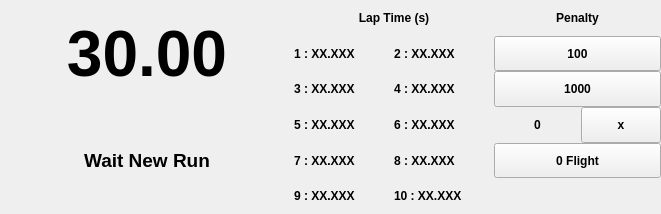
Above: F3FChrono/gui/WChrono.ui from jomarin38/F3FChrono before the change. Below: the same form after it.
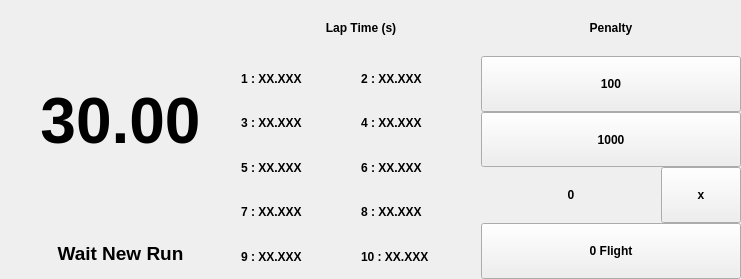
That is the form after the change.

Commit message: Changing layouts to get more space for the penalties buttons

Patch:
```diff
--- a/F3FChrono/gui/WChrono.ui
+++ b/F3FChrono/gui/WChrono.ui
@@ -6,8 +6,8 @@
    <rect>
     <x>0</x>
     <y>0</y>
-    <width>661</width>
-    <height>214</height>
+    <width>741</width>
+    <height>279</height>
    </rect>
   </property>
   <property name="sizePolicy">
@@ -39,15 +39,23 @@
     <number>0</number>
    </property>
    <item>
-    <layout class="QHBoxLayout" name="horizontalLayout">
-     <property name="sizeConstraint">
-      <enum>QLayout::SetMinAndMaxSize</enum>
-     </property>
-     <item>
       <layout class="QVBoxLayout" name="verticalLayout">
        <property name="sizeConstraint">
         <enum>QLayout::SetMinAndMaxSize</enum>
        </property>
+     <item>
+      <spacer name="verticalSpacer_2">
+       <property name="orientation">
+        <enum>Qt::Vertical</enum>
+       </property>
+       <property name="sizeHint" stdset="0">
+        <size>
+         <width>20</width>
+         <height>40</height>
+        </size>
+       </property>
+      </spacer>
+     </item>
        <item>
         <widget class="QLabel" name="Time_label">
          <property name="sizePolicy">
@@ -71,10 +79,23 @@
          </property>
         </widget>
        </item>
+     <item>
+      <spacer name="verticalSpacer">
+       <property name="orientation">
+        <enum>Qt::Vertical</enum>
+       </property>
+       <property name="sizeHint" stdset="0">
+        <size>
+         <width>20</width>
+         <height>40</height>
+        </size>
+       </property>
+      </spacer>
+     </item>
        <item>
         <widget class="QLabel" name="Status">
          <property name="sizePolicy">
-          <sizepolicy hsizetype="Expanding" vsizetype="Expanding">
+        <sizepolicy hsizetype="Preferred" vsizetype="Preferred">
            <horstretch>0</horstretch>
            <verstretch>0</verstretch>
           </sizepolicy>
@@ -100,15 +121,35 @@
          </property>
         </widget>
        </item>
+     <item>
+      <widget class="QLabel" name="nullFlightLabel">
+       <property name="sizePolicy">
+        <sizepolicy hsizetype="Preferred" vsizetype="Preferred">
+         <horstretch>0</horstretch>
+         <verstretch>0</verstretch>
+        </sizepolicy>
+       </property>
+       <property name="font">
+        <font>
+         <pointsize>9</pointsize>
+         <weight>75</weight>
+         <bold>true</bold>
+        </font>
+       </property>
+       <property name="text">
+        <string/>
+       </property>
+       <property name="alignment">
+        <set>Qt::AlignCenter</set>
+       </property>
+      </widget>
+     </item>
       </layout>
      </item>
      <item>
-      <layout class="QGridLayout" name="gridLayout">
-       <property name="sizeConstraint">
-        <enum>QLayout::SetMinAndMaxSize</enum>
-       </property>
-       <item row="4" column="2">
-        <widget class="QPushButton" name="nullFlight">
+    <layout class="QVBoxLayout" name="verticalLayout_5" stretch="1,4">
+     <item>
+      <widget class="QLabel" name="LapTimeLabel">
          <property name="sizePolicy">
           <sizepolicy hsizetype="Expanding" vsizetype="Expanding">
            <horstretch>0</horstretch>
@@ -119,42 +160,36 @@
           <font>
            <pointsize>9</pointsize>
            <weight>75</weight>
+         <italic>false</italic>
            <bold>true</bold>
           </font>
          </property>
          <property name="text">
-          <string>0 Flight</string>
-         </property>
-        </widget>
-       </item>
-       <item row="2" column="1">
-        <widget class="QLabel" name="Lap4">
+        <string>Lap Time (s)</string>
+       </property>
+       <property name="alignment">
+        <set>Qt::AlignCenter</set>
+       </property>
+      </widget>
+     </item>
+     <item>
+      <layout class="QHBoxLayout" name="horizontalLayout">
+       <item>
+        <layout class="QVBoxLayout" name="verticalLayout_4">
+         <item>
+          <widget class="QLabel" name="Lap1">
          <property name="sizePolicy">
           <sizepolicy hsizetype="Expanding" vsizetype="Expanding">
            <horstretch>0</horstretch>
            <verstretch>0</verstretch>
           </sizepolicy>
          </property>
-         <property name="font">
-          <font>
-           <pointsize>9</pointsize>
-           <weight>75</weight>
-           <bold>true</bold>
-          </font>
-         </property>
-         <property name="text">
-          <string>4 : XX.XXX</string>
-         </property>
-        </widget>
-       </item>
-       <item row="1" column="2">
-        <widget class="QPushButton" name="btn_penalty_100">
-         <property name="sizePolicy">
-          <sizepolicy hsizetype="Minimum" vsizetype="Expanding">
-           <horstretch>0</horstretch>
-           <verstretch>0</verstretch>
-          </sizepolicy>
-         </property>
+           <property name="minimumSize">
+            <size>
+             <width>100</width>
+             <height>0</height>
+            </size>
+           </property>
          <property name="font">
           <font>
            <pointsize>9</pointsize>
@@ -163,31 +198,11 @@
           </font>
          </property>
          <property name="text">
-          <string>100</string>
+            <string>1 : XX.XXX</string>
          </property>
         </widget>
        </item>
-       <item row="3" column="1">
-        <widget class="QLabel" name="Lap6">
-         <property name="sizePolicy">
-          <sizepolicy hsizetype="Expanding" vsizetype="Expanding">
-           <horstretch>0</horstretch>
-           <verstretch>0</verstretch>
-          </sizepolicy>
-         </property>
-         <property name="font">
-          <font>
-           <pointsize>9</pointsize>
-           <weight>75</weight>
-           <bold>true</bold>
-          </font>
-         </property>
-         <property name="text">
-          <string>6 : XX.XXX</string>
-         </property>
-        </widget>
-       </item>
-       <item row="2" column="0">
+         <item>
         <widget class="QLabel" name="Lap3">
          <property name="sizePolicy">
           <sizepolicy hsizetype="Expanding" vsizetype="Expanding">
@@ -207,50 +222,7 @@
          </property>
         </widget>
        </item>
-       <item row="0" column="2">
-        <widget class="QLabel" name="penaltyLabel">
-         <property name="sizePolicy">
-          <sizepolicy hsizetype="Expanding" vsizetype="Expanding">
-           <horstretch>0</horstretch>
-           <verstretch>0</verstretch>
-          </sizepolicy>
-         </property>
-         <property name="font">
-          <font>
-           <pointsize>9</pointsize>
-           <weight>75</weight>
-           <bold>true</bold>
-          </font>
-         </property>
-         <property name="text">
-          <string>Penalty</string>
-         </property>
-         <property name="alignment">
-          <set>Qt::AlignCenter</set>
-         </property>
-        </widget>
-       </item>
-       <item row="2" column="2">
-        <widget class="QPushButton" name="btn_penalty_1000">
-         <property name="sizePolicy">
-          <sizepolicy hsizetype="Expanding" vsizetype="Expanding">
-           <horstretch>0</horstretch>
-           <verstretch>0</verstretch>
-          </sizepolicy>
-         </property>
-         <property name="font">
-          <font>
-           <pointsize>9</pointsize>
-           <weight>75</weight>
-           <bold>true</bold>
-          </font>
-         </property>
-         <property name="text">
-          <string>1000</string>
-         </property>
-        </widget>
-       </item>
-       <item row="3" column="0">
+         <item>
         <widget class="QLabel" name="Lap5">
          <property name="sizePolicy">
           <sizepolicy hsizetype="Expanding" vsizetype="Expanding">
@@ -270,7 +242,27 @@
          </property>
         </widget>
        </item>
-       <item row="5" column="0">
+         <item>
+          <widget class="QLabel" name="Lap7">
+           <property name="sizePolicy">
+            <sizepolicy hsizetype="Expanding" vsizetype="Expanding">
+             <horstretch>0</horstretch>
+             <verstretch>0</verstretch>
+            </sizepolicy>
+           </property>
+           <property name="font">
+            <font>
+             <pointsize>9</pointsize>
+             <weight>75</weight>
+             <bold>true</bold>
+            </font>
+           </property>
+           <property name="text">
+            <string>7 : XX.XXX</string>
+           </property>
+          </widget>
+         </item>
+         <item>
         <widget class="QLabel" name="Lap9">
          <property name="sizePolicy">
           <sizepolicy hsizetype="Expanding" vsizetype="Expanding">
@@ -290,31 +282,11 @@
          </property>
         </widget>
        </item>
-       <item row="0" column="0" colspan="2">
-        <widget class="QLabel" name="LapTimeLabel">
-         <property name="sizePolicy">
-          <sizepolicy hsizetype="Expanding" vsizetype="Expanding">
-           <horstretch>0</horstretch>
-           <verstretch>0</verstretch>
-          </sizepolicy>
-         </property>
-         <property name="font">
-          <font>
-           <pointsize>9</pointsize>
-           <weight>75</weight>
-           <italic>false</italic>
-           <bold>true</bold>
-          </font>
-         </property>
-         <property name="text">
-          <string>Lap Time (s)</string>
-         </property>
-         <property name="alignment">
-          <set>Qt::AlignCenter</set>
-         </property>
-        </widget>
+        </layout>
        </item>
-       <item row="1" column="1">
+       <item>
+        <layout class="QVBoxLayout" name="verticalLayout_3">
+         <item>
         <widget class="QLabel" name="Lap2">
          <property name="sizePolicy">
           <sizepolicy hsizetype="Expanding" vsizetype="Expanding">
@@ -340,7 +312,47 @@
          </property>
         </widget>
        </item>
-       <item row="4" column="1">
+         <item>
+          <widget class="QLabel" name="Lap4">
+           <property name="sizePolicy">
+            <sizepolicy hsizetype="Expanding" vsizetype="Expanding">
+             <horstretch>0</horstretch>
+             <verstretch>0</verstretch>
+            </sizepolicy>
+           </property>
+           <property name="font">
+            <font>
+             <pointsize>9</pointsize>
+             <weight>75</weight>
+             <bold>true</bold>
+            </font>
+           </property>
+           <property name="text">
+            <string>4 : XX.XXX</string>
+           </property>
+          </widget>
+         </item>
+         <item>
+          <widget class="QLabel" name="Lap6">
+           <property name="sizePolicy">
+            <sizepolicy hsizetype="Expanding" vsizetype="Expanding">
+             <horstretch>0</horstretch>
+             <verstretch>0</verstretch>
+            </sizepolicy>
+           </property>
+           <property name="font">
+            <font>
+             <pointsize>9</pointsize>
+             <weight>75</weight>
+             <bold>true</bold>
+            </font>
+           </property>
+           <property name="text">
+            <string>6 : XX.XXX</string>
+           </property>
+          </widget>
+         </item>
+         <item>
         <widget class="QLabel" name="Lap8">
          <property name="sizePolicy">
           <sizepolicy hsizetype="Expanding" vsizetype="Expanding">
@@ -360,33 +372,7 @@
          </property>
         </widget>
        </item>
-       <item row="1" column="0">
-        <widget class="QLabel" name="Lap1">
-         <property name="sizePolicy">
-          <sizepolicy hsizetype="Expanding" vsizetype="Expanding">
-           <horstretch>0</horstretch>
-           <verstretch>0</verstretch>
-          </sizepolicy>
-         </property>
-         <property name="minimumSize">
-          <size>
-           <width>100</width>
-           <height>0</height>
-          </size>
-         </property>
-         <property name="font">
-          <font>
-           <pointsize>9</pointsize>
-           <weight>75</weight>
-           <bold>true</bold>
-          </font>
-         </property>
-         <property name="text">
-          <string>1 : XX.XXX</string>
-         </property>
-        </widget>
-       </item>
-       <item row="5" column="1">
+         <item>
         <widget class="QLabel" name="Lap10">
          <property name="sizePolicy">
           <sizepolicy hsizetype="Expanding" vsizetype="Expanding">
@@ -406,7 +392,78 @@
          </property>
         </widget>
        </item>
-       <item row="3" column="2">
+        </layout>
+       </item>
+      </layout>
+     </item>
+    </layout>
+   </item>
+   <item>
+    <layout class="QVBoxLayout" name="verticalLayout_2">
+     <item>
+      <widget class="QLabel" name="penaltyLabel">
+       <property name="sizePolicy">
+        <sizepolicy hsizetype="Expanding" vsizetype="Expanding">
+         <horstretch>0</horstretch>
+         <verstretch>0</verstretch>
+        </sizepolicy>
+       </property>
+       <property name="font">
+        <font>
+         <pointsize>9</pointsize>
+         <weight>75</weight>
+         <bold>true</bold>
+        </font>
+       </property>
+       <property name="text">
+        <string>Penalty</string>
+       </property>
+       <property name="alignment">
+        <set>Qt::AlignCenter</set>
+       </property>
+      </widget>
+     </item>
+     <item>
+      <widget class="QPushButton" name="btn_penalty_100">
+       <property name="sizePolicy">
+        <sizepolicy hsizetype="Minimum" vsizetype="Expanding">
+         <horstretch>0</horstretch>
+         <verstretch>0</verstretch>
+        </sizepolicy>
+       </property>
+       <property name="font">
+        <font>
+         <pointsize>9</pointsize>
+         <weight>75</weight>
+         <bold>true</bold>
+        </font>
+       </property>
+       <property name="text">
+        <string>100</string>
+       </property>
+      </widget>
+     </item>
+     <item>
+      <widget class="QPushButton" name="btn_penalty_1000">
+       <property name="sizePolicy">
+        <sizepolicy hsizetype="Expanding" vsizetype="Expanding">
+         <horstretch>0</horstretch>
+         <verstretch>0</verstretch>
+        </sizepolicy>
+       </property>
+       <property name="font">
+        <font>
+         <pointsize>9</pointsize>
+         <weight>75</weight>
+         <bold>true</bold>
+        </font>
+       </property>
+       <property name="text">
+        <string>1000</string>
+       </property>
+      </widget>
+     </item>
+     <item>
         <layout class="QHBoxLayout" name="horizontalLayout_2">
          <property name="sizeConstraint">
           <enum>QLayout::SetMinAndMaxSize</enum>
@@ -432,6 +489,12 @@
              <verstretch>0</verstretch>
             </sizepolicy>
            </property>
+         <property name="minimumSize">
+          <size>
+           <width>100</width>
+           <height>0</height>
+          </size>
+         </property>
            <property name="font">
             <font>
              <pointsize>9</pointsize>
@@ -488,8 +551,8 @@
          </item>
         </layout>
        </item>
-       <item row="4" column="0">
-        <widget class="QLabel" name="Lap7">
+     <item>
+      <widget class="QPushButton" name="nullFlight">
          <property name="sizePolicy">
           <sizepolicy hsizetype="Expanding" vsizetype="Expanding">
            <horstretch>0</horstretch>
@@ -504,34 +567,9 @@
           </font>
          </property>
          <property name="text">
-          <string>7 : XX.XXX</string>
-         </property>
-        </widget>
-       </item>
-       <item row="5" column="2">
-        <widget class="QLabel" name="nullFlightLabel">
-         <property name="sizePolicy">
-          <sizepolicy hsizetype="Expanding" vsizetype="Expanding">
-           <horstretch>0</horstretch>
-           <verstretch>0</verstretch>
-          </sizepolicy>
-         </property>
-         <property name="font">
-          <font>
-           <pointsize>9</pointsize>
-           <weight>75</weight>
-           <bold>true</bold>
-          </font>
-         </property>
-         <property name="text">
-          <string/>
-         </property>
-         <property name="alignment">
-          <set>Qt::AlignCenter</set>
-         </property>
-        </widget>
-       </item>
-      </layout>
+        <string>0 Flight</string>
+       </property>
+      </widget>
      </item>
     </layout>
    </item>
```
Lines whose indentation alone changed are shown as unchanged. The commit also changes 5 other files.
